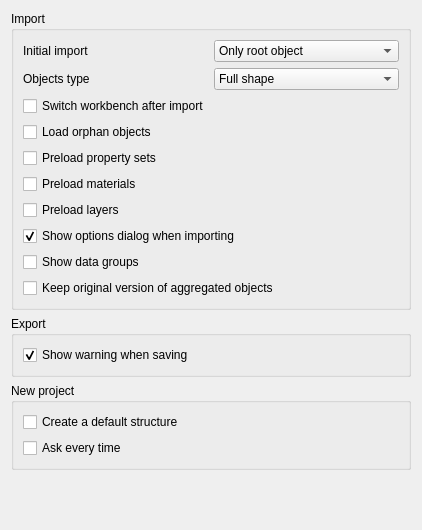
yorikvanhavre/FreeCAD-NativeIFC, file ui/preferencesNativeIFC.ui: the form before one commit.
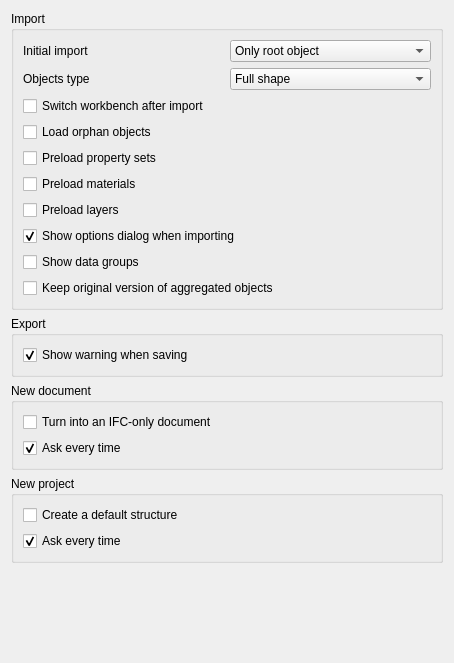
The form after the commit. Custom widgets are drawn as their Qt base class.

Commit message: Allow to hide the singledoc dialog

```diff
--- a/ui/preferencesNativeIFC.ui
+++ b/ui/preferencesNativeIFC.ui
@@ -6,8 +6,8 @@
    <rect>
     <x>0</x>
     <y>0</y>
-    <width>422</width>
-    <height>530</height>
+    <width>454</width>
+    <height>663</height>
    </rect>
   </property>
   <property name="windowTitle">
@@ -256,6 +256,44 @@
      </layout>
     </widget>
    </item>
+   <item>
+    <widget class="QGroupBox" name="groupBox_4">
+     <property name="title">
+      <string>New document</string>
+     </property>
+     <layout class="QVBoxLayout" name="verticalLayout_5">
+      <item>
+       <widget class="Gui::PrefCheckBox" name="checkBox_13">
+        <property name="text">
+         <string>Turn into an IFC-only document</string>
+        </property>
+        <property name="prefEntry" stdset="0">
+         <cstring>SingleDoc</cstring>
+        </property>
+        <property name="prefPath" stdset="0">
+         <cstring>Mod/NativeIFC</cstring>
+        </property>
+       </widget>
+      </item>
+      <item>
+       <widget class="Gui::PrefCheckBox" name="checkBox_12">
+        <property name="text">
+         <string>Ask every time</string>
+        </property>
+        <property name="checked">
+         <bool>true</bool>
+        </property>
+        <property name="prefEntry" stdset="0">
+         <cstring>SingleDocAskAgain</cstring>
+        </property>
+        <property name="prefPath" stdset="0">
+         <cstring>Mod/NativeIFC</cstring>
+        </property>
+       </widget>
+      </item>
+     </layout>
+    </widget>
+   </item>
    <item>
     <widget class="QGroupBox" name="groupBox_3">
      <property name="title">
@@ -286,6 +324,9 @@
         <property name="text">
          <string>Ask every time</string>
         </property>
+        <property name="checked">
+         <bool>true</bool>
+        </property>
         <property name="prefEntry" stdset="0">
          <cstring>ProjectAskAgain</cstring>
         </property>
```
The commit also changes 4 other files.
